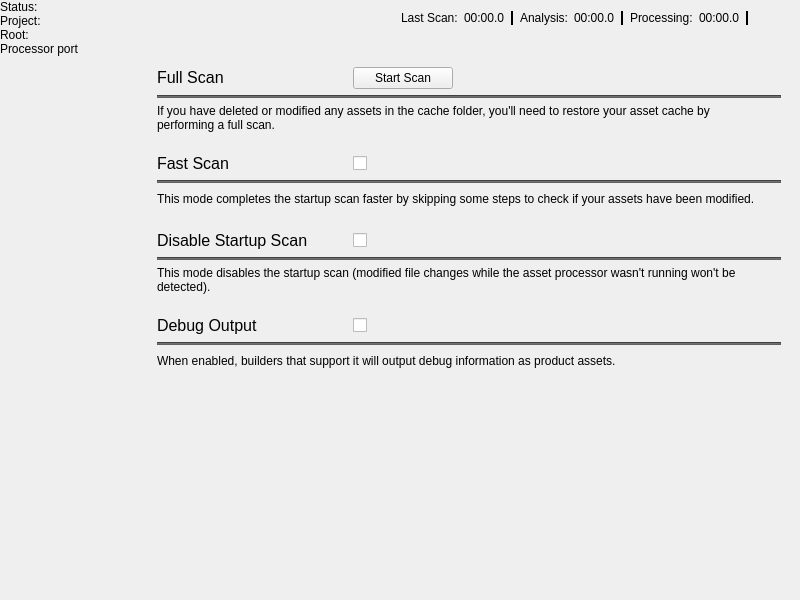
Before: the Qt Designer form Code/Tools/AssetProcessor/native/ui/MainWindow.ui in o3de/o3de, drawn with Qt 5.
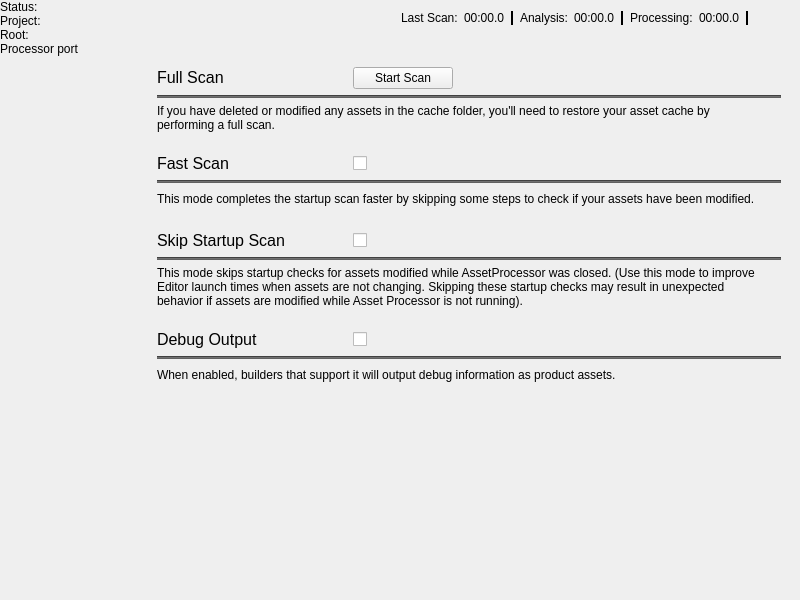
After: the same form once the commit is applied. The open tabs and pages were chosen to show the change. Icons and pictures are not drawn. Custom widgets are drawn as their Qt base class.

Commit message:
AssetProcessor: Fix new startup scan skip mode, update UX and rename tools to settings (#13860)
* Fix new startup scan skip mode, update UX and rename tools to settings

What changed in the file:
```diff
--- a/Code/Tools/AssetProcessor/native/ui/MainWindow.ui
+++ b/Code/Tools/AssetProcessor/native/ui/MainWindow.ui
@@ -1771,7 +1771,7 @@
                  </font>
                 </property>
                 <property name="text">
-                 <string>&lt;html&gt;&lt;head/&gt;&lt;body&gt;&lt;p&gt;&lt;span style=&quot; font-size:12pt;&quot;&gt;Disable Startup Scan&lt;/span&gt;&lt;/p&gt;&lt;/body&gt;&lt;/html&gt;</string>
+                 <string>&lt;html&gt;&lt;head/&gt;&lt;body&gt;&lt;p&gt;&lt;span style=&quot; font-size:12pt;&quot;&gt;Skip Startup Scan&lt;/span&gt;&lt;/p&gt;&lt;/body&gt;&lt;/html&gt;</string>
                 </property>
                </widget>
               </item>
@@ -1840,7 +1840,7 @@
               <item>
                <widget class="QLabel" name="skipinitialdatabaseDescription">
                 <property name="text">
-                 <string>&lt;html&gt;&lt;head/&gt;&lt;body&gt;&lt;p&gt;This mode disables the startup scan (modified file changes while the asset processor wasn't running won't be detected).&lt;/p&gt;&lt;/body&gt;&lt;/html&gt;</string>
+                 <string>&lt;html&gt;&lt;head/&gt;&lt;body&gt;&lt;p&gt;This mode skips startup checks for assets modified while AssetProcessor was closed. (Use this mode to improve Editor launch times when assets are not changing. Skipping these startup checks may result in unexpected behavior if assets are modified while Asset Processor is not running).&lt;/p&gt;&lt;/body&gt;&lt;/html&gt;</string>
                 </property>
                 <property name="scaledContents">
                  <bool>false</bool>
```
Left out of the diff: 2 changed lines with no effect on the pictures. The commit also changes 6 other files.
